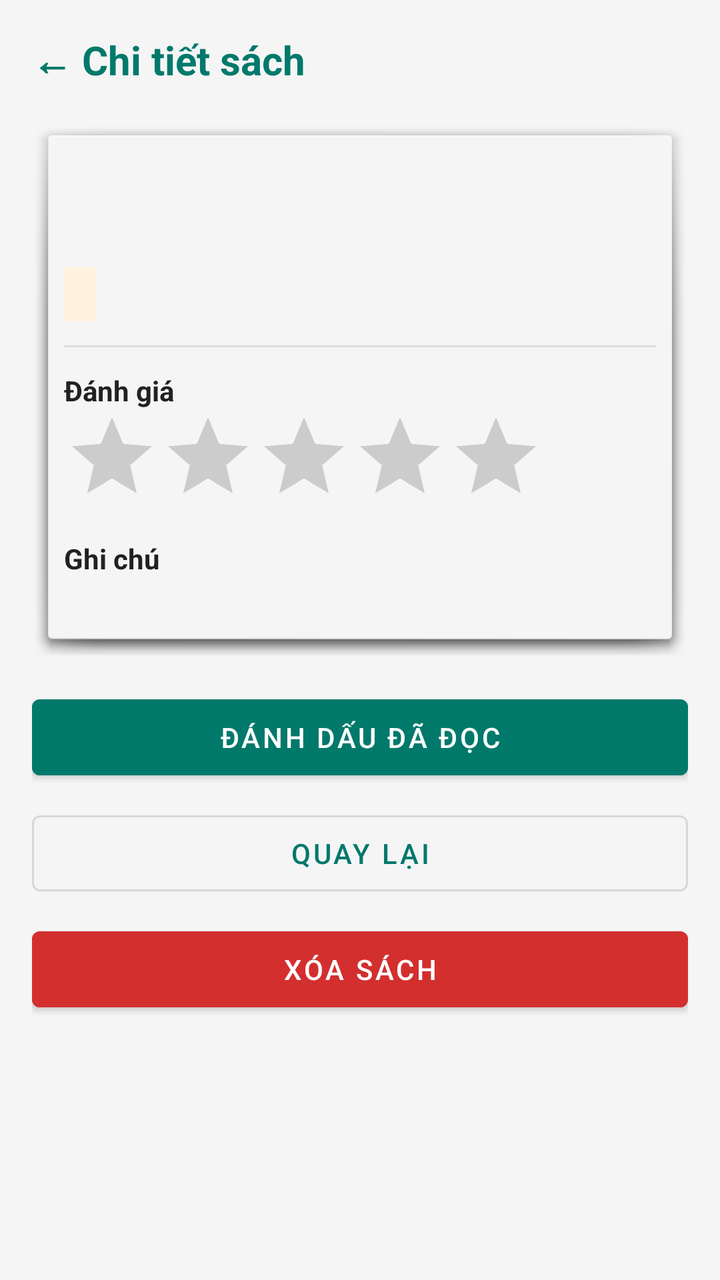
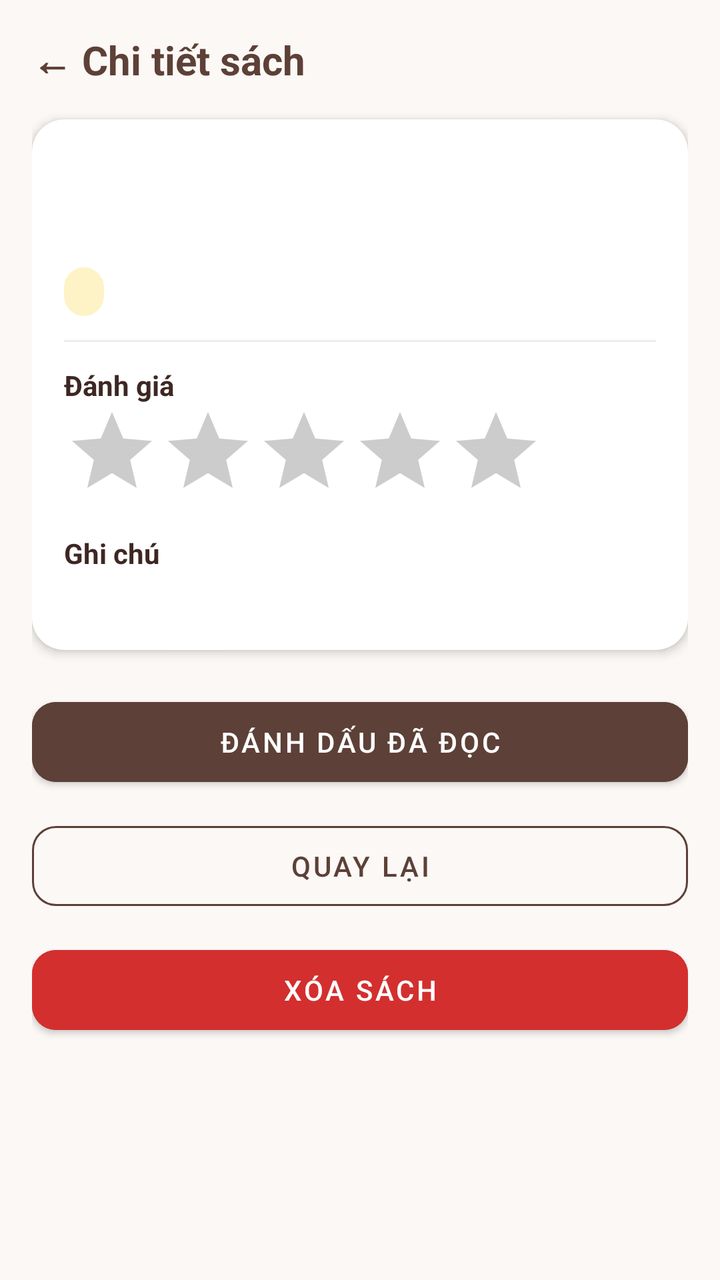

The first picture is an Android layout as it rendered before a commit; the second is the same layout after the commit. The layout source and the unified diff follow.
<!-- AndroidManifest.xml: application theme Theme.MaterialComponents.DayNight.NoActionBar -->
<!-- res/layout/activity_book_detail.xml -->
<?xml version="1.0" encoding="utf-8"?>
<LinearLayout xmlns:android="http://schemas.android.com/apk/res/android"
    android:layout_width="match_parent"
    android:layout_height="match_parent"
    android:orientation="vertical"
    android:padding="16dp"
    android:background="#F5F5F5">

    <TextView
        android:layout_width="wrap_content"
        android:layout_height="wrap_content"
        android:text="← Chi tiết sách"
        android:textSize="20sp"
        android:textStyle="bold"
        android:textColor="#00796B"
        android:layout_marginBottom="16dp"/>

    <LinearLayout
        android:layout_width="match_parent"
        android:layout_height="wrap_content"
        android:orientation="vertical"
        android:background="@android:drawable/dialog_holo_light_frame"
        android:padding="16dp"
        android:layout_marginBottom="16dp">

        <TextView
            android:id="@+id/tvDetailTitle"
            android:layout_width="match_parent"
            android:layout_height="wrap_content"
            android:textSize="20sp"
            android:textStyle="bold"
            android:textColor="#212121"/>

        <TextView
            android:id="@+id/tvDetailAuthorCategory"
            android:layout_width="match_parent"
            android:layout_height="wrap_content"
            android:textColor="#666666"
            android:layout_marginTop="4dp"/>

        <TextView
            android:id="@+id/tvDetailStatus"
            android:layout_width="wrap_content"
            android:layout_height="wrap_content"
            android:background="#FFF3E0"
            android:textColor="#E65100"
            android:paddingHorizontal="8dp"
            android:paddingVertical="4dp"
            android:layout_marginTop="8dp"/>

        <View
            android:layout_width="match_parent"
            android:layout_height="1dp"
            android:background="#DDD"
            android:layout_marginVertical="12dp"/>

        <TextView
            android:layout_width="wrap_content"
            android:layout_height="wrap_content"
            android:text="Đánh giá"
            android:textColor="#212121"
            android:textStyle="bold"/>

        
        <RatingBar
            android:id="@+id/rbDetailRating"
            android:layout_width="wrap_content"
            android:layout_height="wrap_content"
            android:numStars="5"
            android:stepSize="1"
            android:progressTint="#FFB300"
            android:progressBackgroundTint="#CCCCCC"
            android:secondaryProgressTint="#FFB300"/>

        <TextView
            android:layout_width="wrap_content"
            android:layout_height="wrap_content"
            android:text="Ghi chú"
            android:textColor="#212121"
            android:textStyle="bold"
            android:layout_marginTop="8dp"/>

        <TextView
            android:id="@+id/tvDetailNote"
            android:layout_width="match_parent"
            android:layout_height="wrap_content"
            android:textColor="#333333"
            android:layout_marginTop="4dp"/>
    </LinearLayout>

    <Button
        android:id="@+id/btnMarkRead"
        android:layout_width="match_parent"
        android:layout_height="50dp"
        android:text="Đánh dấu đã đọc"
        android:textColor="#FFFFFF"
        android:backgroundTint="#00796B"
        android:layout_marginBottom="8dp"/>

    <Button
        android:id="@+id/btnBack"
        android:layout_width="match_parent"
        android:layout_height="50dp"
        android:text="Quay lại"
        android:textColor="#00796B"
        style="?attr/materialButtonOutlinedStyle"
        android:layout_marginBottom="8dp"/>

    <Button
        android:id="@+id/btnDelete"
        android:layout_width="match_parent"
        android:layout_height="50dp"
        android:text="Xóa sách"
        android:textColor="#FFFFFF"
        android:backgroundTint="#D32F2F"/>
</LinearLayout>
<!-- resources referenced by this layout -->
<resources>

</resources>

<!-- the commit's change to res/layout/activity_book_detail.xml (unified diff, before → after) -->
@@ -1,116 +1,129 @@
 <?xml version="1.0" encoding="utf-8"?>
 <LinearLayout xmlns:android="http://schemas.android.com/apk/res/android"
+    xmlns:app="http://schemas.android.com/apk/res-auto"
     android:layout_width="match_parent"
     android:layout_height="match_parent"
+    android:background="#FBF8F5"
     android:orientation="vertical"
-    android:padding="16dp"
-    android:background="#F5F5F5">
+    android:padding="16dp">
 
     <TextView
         android:layout_width="wrap_content"
         android:layout_height="wrap_content"
+        android:layout_marginBottom="16dp"
         android:text="← Chi tiết sách"
+        android:textColor="#5D4037"
         android:textSize="20sp"
-        android:textStyle="bold"
-        android:textColor="#00796B"
-        android:layout_marginBottom="16dp"/>
+        android:textStyle="bold" />
 
-    <LinearLayout
+    <androidx.cardview.widget.CardView
         android:layout_width="match_parent"
         android:layout_height="wrap_content"
-        android:orientation="vertical"
-        android:background="@android:drawable/dialog_holo_light_frame"
-        android:padding="16dp"
-        android:layout_marginBottom="16dp">
+        android:layout_marginBottom="20dp"
+        app:cardBackgroundColor="#FFFFFF"
+        app:cardCornerRadius="16dp"
+        app:cardElevation="3dp">
 
-        <TextView
-            android:id="@+id/tvDetailTitle"
+        <LinearLayout
             android:layout_width="match_parent"
             android:layout_height="wrap_content"
-            android:textSize="20sp"
-            android:textStyle="bold"
-            android:textColor="#212121"/>
+            android:orientation="vertical"
+            android:padding="16dp">
 
-        <TextView
-            android:id="@+id/tvDetailAuthorCategory"
-            android:layout_width="match_parent"
-            android:layout_height="wrap_content"
-            android:textColor="#666666"
-            android:layout_marginTop="4dp"/>
+            <TextView
+                android:id="@+id/tvDetailTitle"
+                android:layout_width="match_parent"
+                android:layout_height="wrap_content"
+                android:textColor="#3E2723"
+                android:textSize="20sp"
+                android:textStyle="bold" />
 
-        <TextView
-            android:id="@+id/tvDetailStatus"
-            android:layout_width="wrap_content"
-            android:layout_height="wrap_content"
-            android:background="#FFF3E0"
-            android:textColor="#E65100"
-            android:paddingHorizontal="8dp"
-            android:paddingVertical="4dp"
-            android:layout_marginTop="8dp"/>
+            <TextView
+                android:id="@+id/tvDetailAuthorCategory"
+                android:layout_width="match_parent"
+                android:layout_height="wrap_content"
+                android:layout_marginTop="4dp"
+                android:textColor="#795548" />
 
-        <View
-            android:layout_width="match_parent"
-            android:layout_height="1dp"
-            android:background="#DDD"
-            android:layout_marginVertical="12dp"/>
+            <TextView
+                android:id="@+id/tvDetailStatus"
+                android:layout_width="wrap_content"
+                android:layout_height="wrap_content"
+                android:layout_marginTop="8dp"
+                android:background="@drawable/bg_chip_status"
+                android:paddingHorizontal="10dp"
+                android:paddingVertical="4dp"
+                android:textColor="#B45309"
+                android:textSize="12sp"
+                android:textStyle="bold" />
 
-        <TextView
-            android:layout_width="wrap_content"
-            android:layout_height="wrap_content"
-            android:text="Đánh giá"
-            android:textColor="#212121"
-            android:textStyle="bold"/>
+            <View
+                android:layout_width="match_parent"
+                android:layout_height="1dp"
+                android:layout_marginVertical="12dp"
+                android:background="#EFEBE9" />
 
-        
-        <RatingBar
-            android:id="@+id/rbDetailRating"
-            android:layout_width="wrap_content"
-            android:layout_height="wrap_content"
-            android:numStars="5"
-            android:stepSize="1"
-            android:progressTint="#FFB300"
-            android:progressBackgroundTint="#CCCCCC"
-            android:secondaryProgressTint="#FFB300"/>
+            <TextView
+                android:layout_width="wrap_content"
+                android:layout_height="wrap_content"
+                android:text="Đánh giá"
+                android:textColor="#3E2723"
+                android:textStyle="bold" />
 
-        <TextView
-            android:layout_width="wrap_content"
-            android:layout_height="wrap_content"
-            android:text="Ghi chú"
-            android:textColor="#212121"
-            android:textStyle="bold"
-            android:layout_marginTop="8dp"/>
+            <RatingBar
+                android:id="@+id/rbDetailRating"
+                android:layout_width="wrap_content"
+                android:layout_height="wrap_content"
+                android:numStars="5"
+                android:progressBackgroundTint="#CCCCCC"
+                android:progressTint="#D97706"
+                android:secondaryProgressTint="#D97706"
+                android:stepSize="1" />
 
-        <TextView
-            android:id="@+id/tvDetailNote"
-            android:layout_width="match_parent"
-            android:layout_height="wrap_content"
-            android:textColor="#333333"
-            android:layout_marginTop="4dp"/>
-    </LinearLayout>
+            <TextView
+                android:layout_width="wrap_content"
+                android:layout_height="wrap_content"
+                android:layout_marginTop="8dp"
+                android:text="Ghi chú"
+                android:textColor="#3E2723"
+                android:textStyle="bold" />
 
-    <Button
+            <TextView
+                android:id="@+id/tvDetailNote"
+                android:layout_width="match_parent"
+                android:layout_height="wrap_content"
+                android:layout_marginTop="4dp"
+                android:textColor="#424242" />
+        </LinearLayout>
+    </androidx.cardview.widget.CardView>
+
+    <com.google.android.material.button.MaterialButton
         android:id="@+id/btnMarkRead"
         android:layout_width="match_parent"
-        android:layout_height="50dp"
+        android:layout_height="52dp"
+        android:layout_marginBottom="10dp"
+        android:backgroundTint="#5D4037"
         android:text="Đánh dấu đã đọc"
         android:textColor="#FFFFFF"
-        android:backgroundTint="#00796B"
-        android:layout_marginBottom="8dp"/>
+        app:cornerRadius="12dp" />
 
-    <Button
+    <com.google.android.material.button.MaterialButton
         android:id="@+id/btnBack"
+        style="?attr/materialButtonOutlinedStyle"
         android:layout_width="match_parent"
-        android:layout_height="50dp"
+        android:layout_height="52dp"
+        android:layout_marginBottom="10dp"
         android:text="Quay lại"
-        android:textColor="#00796B"
-        style="?attr/materialButtonOutlinedStyle"
-        android:layout_marginBottom="8dp"/>
+        android:textColor="#5D4037"
+        app:cornerRadius="12dp"
+        app:strokeColor="#5D4037" />
 
-    <Button
+    <com.google.android.material.button.MaterialButton
         android:id="@+id/btnDelete"
         android:layout_width="match_parent"
-        android:layout_height="50dp"
+        android:layout_height="52dp"
+        android:backgroundTint="#D32F2F"
         android:text="Xóa sách"
         android:textColor="#FFFFFF"
-        android:backgroundTint="#D32F2F"/>
+        app:cornerRadius="12dp" />
 </LinearLayout>
<!-- resource entries referenced after the edit -->
@@ -1,5 +1,10 @@
 <!-- resources referenced by this layout -->
 <resources>
-
+  <!-- drawable bg_chip_status (drawable) -->
+  <?xml version="1.0" encoding="utf-8"?>
+  <shape xmlns:android="http://schemas.android.com/apk/res/android">
+      <solid android:color="#FEF3C7"/>
+      <corners android:radius="50dp"/>
+  </shape>
 </resources>
 
